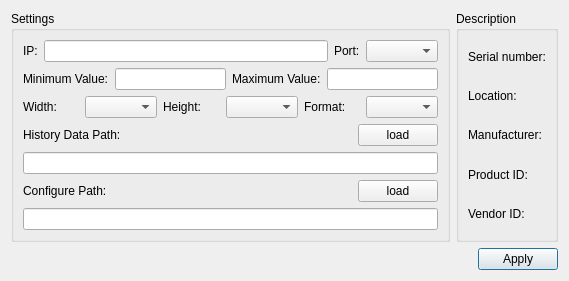
Old version of the form settingsdialog.ui in the repository sunbibei/visualizer.
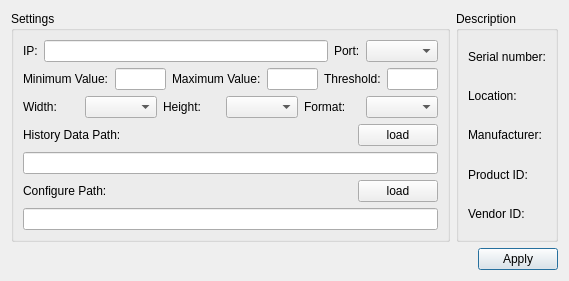
New version of the form.

Commit message: add the bug that max value settings no change the imshow, and add the threshold into settingdialog

The edit to the form file:
```diff
--- a/settingsdialog.ui
+++ b/settingsdialog.ui
@@ -96,6 +96,16 @@
         <item>
          <widget class="QLineEdit" name="maxTxt"/>
         </item>
+        <item>
+         <widget class="QLabel" name="label_7">
+          <property name="text">
+           <string>Threshold:</string>
+          </property>
+         </widget>
+        </item>
+        <item>
+         <widget class="QLineEdit" name="threshold"/>
+        </item>
        </layout>
       </item>
       <item row="7" column="0">
```
The commit also changes 6 other files.
